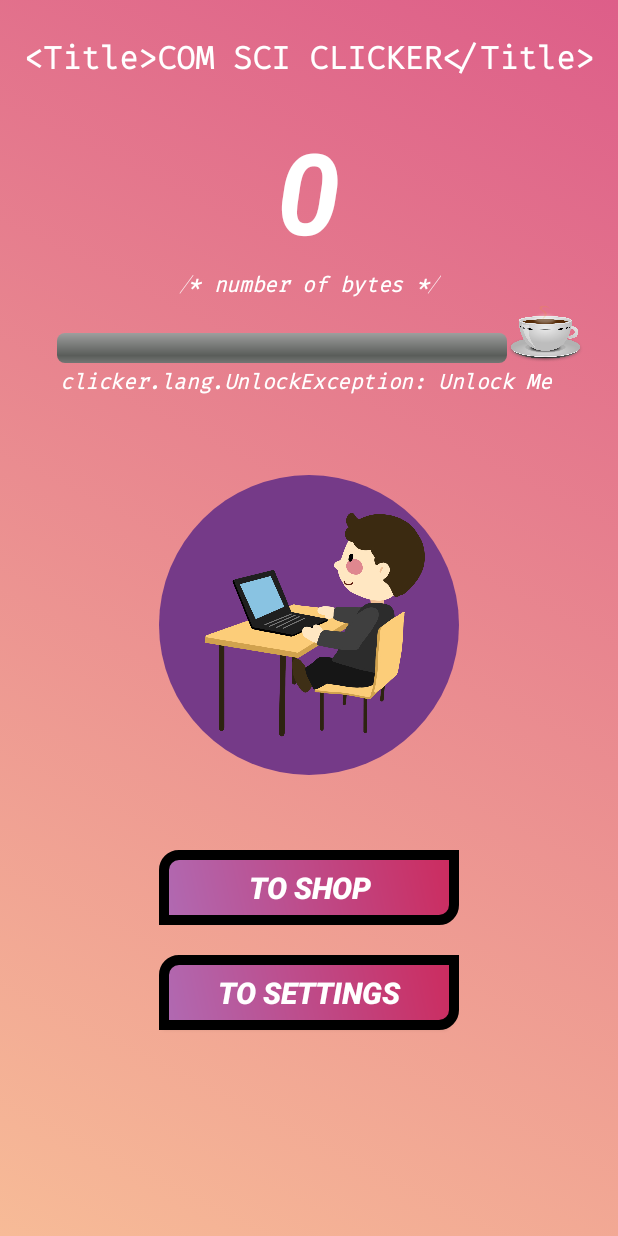
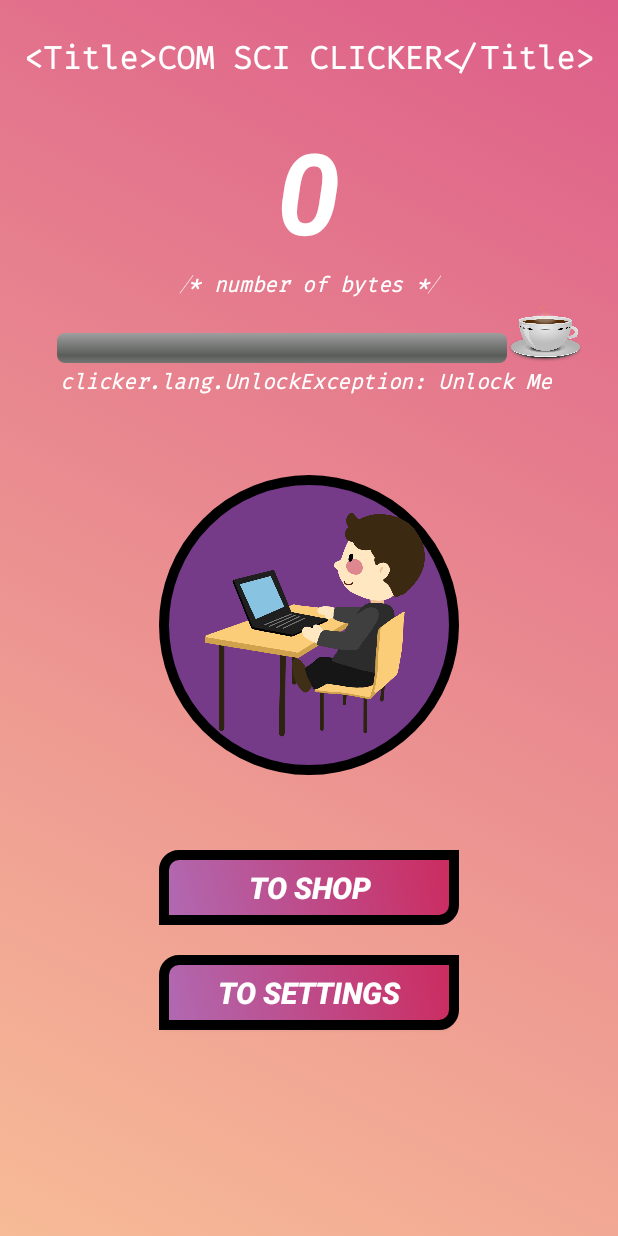
Before and after one commit to Nusse0712/AndroidProject, an Android app: the screen it shows after launch (MainActivity), on a phone screen of 412 x 824 dp. Run offline under Robolectric (Android 15) with nearby library versions, the phone set to English and light mode, and no system bars.

Commit message:
added boarder

```diff
--- a/app/src/main/res/drawable/rounded.xml
+++ b/app/src/main/res/drawable/rounded.xml
@@ -5,5 +5,6 @@
     <corners android:radius="500dp"/>
     <size android:width="200dp"
         android:height="200dp"/>
+    <stroke android:width="10px" android:color="#000000" />
 
 </shape>
```
